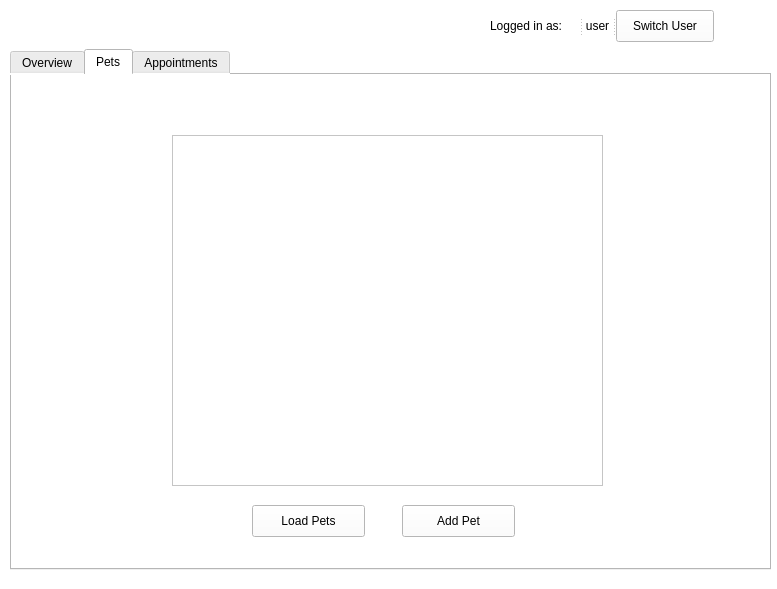
The window that ProjectSAS/application.ui (SimenSch/ProjectSAS) describes before a commit, drawn with Qt 5.
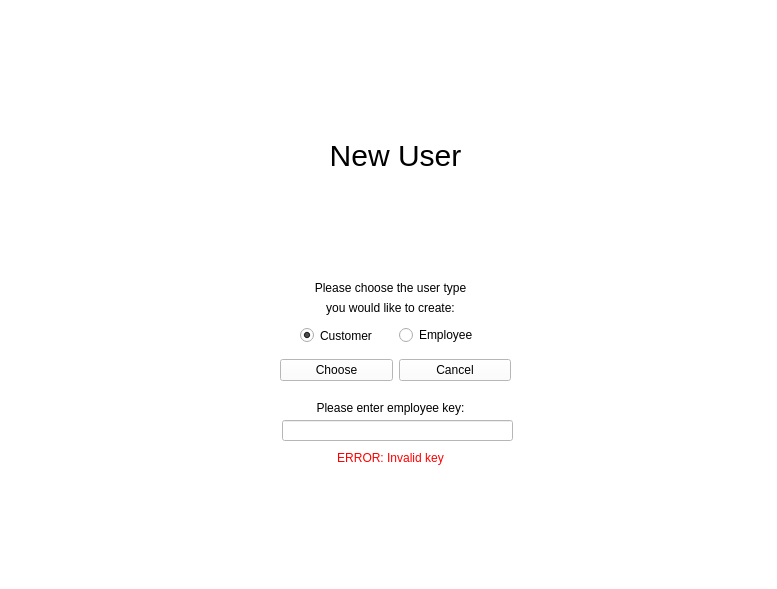
The same window after the commit. The open tabs and pages were chosen to show the change. Icons and pictures are not drawn.

Commit message:
user valg andshiz
user type valg, automatisk load av pets, and sutff

Patch:
```diff
--- a/ProjectSAS/application.ui
+++ b/ProjectSAS/application.ui
@@ -252,30 +252,17 @@
         <widget class="QTableView" name="petTableView">
          <property name="geometry">
           <rect>
-           <x>160</x>
+           <x>60</x>
            <y>60</y>
-           <width>431</width>
+           <width>651</width>
            <height>351</height>
           </rect>
          </property>
         </widget>
-        <widget class="QPushButton" name="loadPetsButton">
-         <property name="geometry">
-          <rect>
-           <x>240</x>
-           <y>430</y>
-           <width>113</width>
-           <height>32</height>
-          </rect>
-         </property>
-         <property name="text">
-          <string>Load Pets</string>
-         </property>
-        </widget>
         <widget class="QPushButton" name="addPetButton">
          <property name="geometry">
           <rect>
-           <x>390</x>
+           <x>320</x>
            <y>430</y>
            <width>113</width>
            <height>32</height>
@@ -437,7 +424,310 @@
      </widget>
     </widget>
    </widget>
-   <widget class="QWidget" name="registerPage">
+   <widget class="QWidget" name="registerPetPage">
+    <widget class="QWidget" name="layoutWidget_2">
+     <property name="geometry">
+      <rect>
+       <x>150</x>
+       <y>110</y>
+       <width>122</width>
+       <height>151</height>
+      </rect>
+     </property>
+     <layout class="QVBoxLayout" name="verticalLayout_4">
+      <item>
+       <widget class="QLabel" name="label_23">
+        <property name="text">
+         <string>Name:</string>
+        </property>
+        <property name="alignment">
+         <set>Qt::AlignRight|Qt::AlignTrailing|Qt::AlignVCenter</set>
+        </property>
+       </widget>
+      </item>
+      <item>
+       <widget class="QLabel" name="label_24">
+        <property name="text">
+         <string>Type:</string>
+        </property>
+        <property name="alignment">
+         <set>Qt::AlignRight|Qt::AlignTrailing|Qt::AlignVCenter</set>
+        </property>
+       </widget>
+      </item>
+      <item>
+       <widget class="QLabel" name="label_26">
+        <property name="text">
+         <string>Race:</string>
+        </property>
+        <property name="alignment">
+         <set>Qt::AlignRight|Qt::AlignTrailing|Qt::AlignVCenter</set>
+        </property>
+       </widget>
+      </item>
+      <item>
+       <widget class="QLabel" name="label_25">
+        <property name="text">
+         <string>Date of birth:</string>
+        </property>
+        <property name="alignment">
+         <set>Qt::AlignRight|Qt::AlignTrailing|Qt::AlignVCenter</set>
+        </property>
+       </widget>
+      </item>
+      <item>
+       <widget class="QLabel" name="label_27">
+        <property name="text">
+         <string>Notes:</string>
+        </property>
+        <property name="alignment">
+         <set>Qt::AlignRight|Qt::AlignTrailing|Qt::AlignVCenter</set>
+        </property>
+       </widget>
+      </item>
+     </layout>
+    </widget>
+    <widget class="QWidget" name="verticalLayoutWidget_2">
+     <property name="geometry">
+      <rect>
+       <x>290</x>
+       <y>110</y>
+       <width>291</width>
+       <height>151</height>
+      </rect>
+     </property>
+     <layout class="QVBoxLayout" name="verticalLayout_3">
+      <item>
+       <widget class="QLineEdit" name="petNameEdit"/>
+      </item>
+      <item>
+       <widget class="QComboBox" name="typeCombobox">
+        <item>
+         <property name="text">
+          <string>Dog</string>
+         </property>
+        </item>
+        <item>
+         <property name="text">
+          <string>Cat</string>
+         </property>
+        </item>
+        <item>
+         <property name="text">
+          <string>Rat</string>
+         </property>
+        </item>
+        <item>
+         <property name="text">
+          <string/>
+         </property>
+        </item>
+       </widget>
+      </item>
+      <item>
+       <widget class="QLineEdit" name="raceEdit"/>
+      </item>
+      <item>
+       <widget class="QDateEdit" name="petBirthEdit"/>
+      </item>
+      <item>
+       <widget class="QLineEdit" name="petNotesEdit"/>
+      </item>
+     </layout>
+    </widget>
+    <widget class="QWidget" name="layoutWidget">
+     <property name="geometry">
+      <rect>
+       <x>290</x>
+       <y>280</y>
+       <width>285</width>
+       <height>33</height>
+      </rect>
+     </property>
+     <layout class="QHBoxLayout" name="horizontalLayout_2">
+      <item>
+       <widget class="QPushButton" name="addPetToDBButton">
+        <property name="text">
+         <string>Add</string>
+        </property>
+       </widget>
+      </item>
+      <item>
+       <widget class="QPushButton" name="cancelPetAddButton">
+        <property name="text">
+         <string>Cancel</string>
+        </property>
+       </widget>
+      </item>
+     </layout>
+    </widget>
+   </widget>
+   <widget class="QWidget" name="userChoicePage">
+    <widget class="QWidget" name="horizontalLayoutWidget">
+     <property name="geometry">
+      <rect>
+       <x>280</x>
+       <y>350</y>
+       <width>231</width>
+       <height>41</height>
+      </rect>
+     </property>
+     <layout class="QHBoxLayout" name="horizontalLayout_3">
+      <item>
+       <widget class="QPushButton" name="chooseUserTypeButton">
+        <property name="text">
+         <string>Choose</string>
+        </property>
+       </widget>
+      </item>
+      <item>
+       <widget class="QPushButton" name="cancelUserChoiceButton">
+        <property name="text">
+         <string>Cancel</string>
+        </property>
+       </widget>
+      </item>
+     </layout>
+    </widget>
+    <widget class="QWidget" name="horizontalLayoutWidget_2">
+     <property name="geometry">
+      <rect>
+       <x>280</x>
+       <y>320</y>
+       <width>231</width>
+       <height>31</height>
+      </rect>
+     </property>
+     <layout class="QHBoxLayout" name="horizontalLayout_4">
+      <item>
+       <widget class="QRadioButton" name="customerRadioButton">
+        <property name="styleSheet">
+         <string notr="true">margin-left: 20px;</string>
+        </property>
+        <property name="text">
+         <string>Customer</string>
+        </property>
+        <property name="checked">
+         <bool>true</bool>
+        </property>
+       </widget>
+      </item>
+      <item>
+       <widget class="QRadioButton" name="employeeRadioButton">
+        <property name="text">
+         <string>Employee</string>
+        </property>
+       </widget>
+      </item>
+     </layout>
+    </widget>
+    <widget class="QLabel" name="label_29">
+     <property name="geometry">
+      <rect>
+       <x>300</x>
+       <y>120</y>
+       <width>191</width>
+       <height>71</height>
+      </rect>
+     </property>
+     <property name="styleSheet">
+      <string notr="true">font-size: 30px;</string>
+     </property>
+     <property name="text">
+      <string>New User</string>
+     </property>
+     <property name="alignment">
+      <set>Qt::AlignCenter</set>
+     </property>
+    </widget>
+    <widget class="QLabel" name="label_30">
+     <property name="geometry">
+      <rect>
+       <x>300</x>
+       <y>280</y>
+       <width>181</width>
+       <height>16</height>
+      </rect>
+     </property>
+     <property name="text">
+      <string>Please choose the user type</string>
+     </property>
+     <property name="alignment">
+      <set>Qt::AlignCenter</set>
+     </property>
+    </widget>
+    <widget class="QLabel" name="label_31">
+     <property name="geometry">
+      <rect>
+       <x>300</x>
+       <y>300</y>
+       <width>181</width>
+       <height>16</height>
+      </rect>
+     </property>
+     <property name="text">
+      <string>you would like to create:</string>
+     </property>
+     <property name="alignment">
+      <set>Qt::AlignCenter</set>
+     </property>
+    </widget>
+    <widget class="QLabel" name="employeeKeyLabel">
+     <property name="enabled">
+      <bool>true</bool>
+     </property>
+     <property name="geometry">
+      <rect>
+       <x>300</x>
+       <y>400</y>
+       <width>181</width>
+       <height>16</height>
+      </rect>
+     </property>
+     <property name="text">
+      <string>Please enter employee key:</string>
+     </property>
+     <property name="alignment">
+      <set>Qt::AlignCenter</set>
+     </property>
+    </widget>
+    <widget class="QLineEdit" name="employeeKeyInput">
+     <property name="enabled">
+      <bool>true</bool>
+     </property>
+     <property name="geometry">
+      <rect>
+       <x>282</x>
+       <y>420</y>
+       <width>231</width>
+       <height>21</height>
+      </rect>
+     </property>
+    </widget>
+    <widget class="QLabel" name="invalidKeyLabel">
+     <property name="enabled">
+      <bool>true</bool>
+     </property>
+     <property name="geometry">
+      <rect>
+       <x>300</x>
+       <y>450</y>
+       <width>181</width>
+       <height>16</height>
+      </rect>
+     </property>
+     <property name="styleSheet">
+      <string notr="true">color: red;</string>
+     </property>
+     <property name="text">
+      <string>ERROR: Invalid key</string>
+     </property>
+     <property name="alignment">
+      <set>Qt::AlignCenter</set>
+     </property>
+    </widget>
+   </widget>
+   <widget class="QWidget" name="registerCustomerPage">
     <widget class="QWidget" name="verticalLayoutWidget">
      <property name="geometry">
       <rect>
```
Left out of the diff: 297 changed lines with no effect on the pictures. The commit also changes 10 other files.
